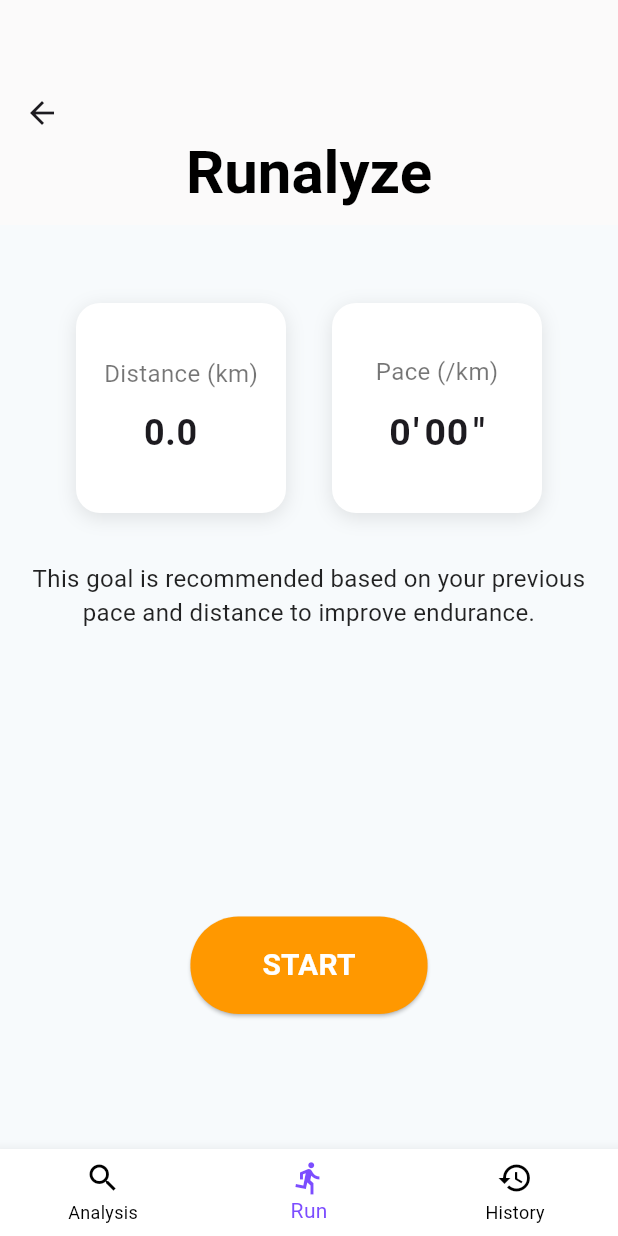
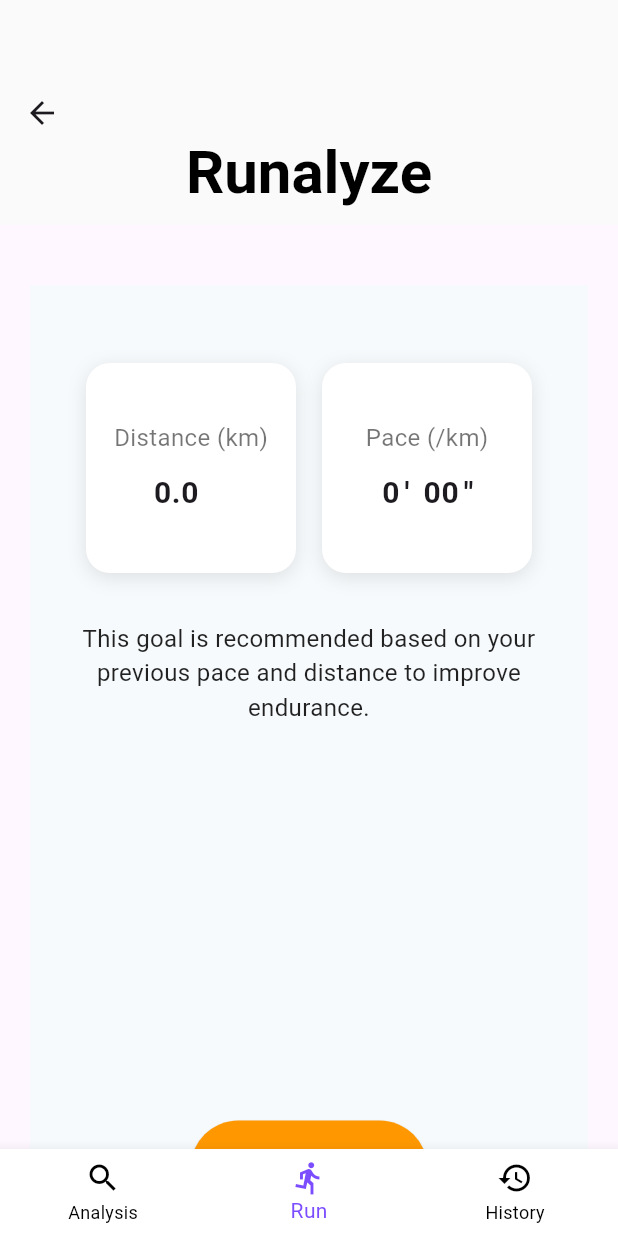
Before and after one commit to JNoctis/Hackathon_Physical_app, a Flutter app: the MainPage screen opened by its route, on a phone screen of 412 x 824 dp. Run offline on Flutter 3.47's test engine with Material 3 defaults, Android fonts, the phone set to English and light mode, and no system bars; our stand-ins replace audioplayers, flutter_dotenv, geolocator, lottie, shared_preferences; accounts and stored records are empty; network calls fail.

Commit message:
fixing keyboard

```diff
--- a/physicalapp/lib/main.dart
+++ b/physicalapp/lib/main.dart
@@ -108,6 +108,7 @@ class _MainPageState extends State<MainPage> {
     }
 
     return Scaffold(
+      resizeToAvoidBottomInset: true,
       appBar: PreferredSize(
       preferredSize: const Size.fromHeight(150),
       child: AppBar(
@@ -129,10 +130,26 @@ class _MainPageState extends State<MainPage> {
 
       ),
     ),
-      body: HomePage(
-        key: ValueKey('$curr_goal_dist-$curr_goal_pace'), // ✅ 確保更新
-        currGoalDist: curr_goal_dist,
-        currGoalPace: curr_goal_pace,
+
+      body: GestureDetector(
+        onTap: () => FocusScope.of(context).unfocus(),
+        child: SingleChildScrollView(
+          padding: const EdgeInsets.symmetric(horizontal: 20, vertical: 40),
+          child: ConstrainedBox(
+            constraints: BoxConstraints(
+              minHeight: MediaQuery.of(context).size.height -
+                  kBottomNavigationBarHeight -
+                  kToolbarHeight,
+            ),
+            child: IntrinsicHeight(
+              child: HomePage(
+                key: ValueKey('$curr_goal_dist-$curr_goal_pace'),
+                currGoalDist: curr_goal_dist,
+                currGoalPace: curr_goal_pace,
+              ),
+            ),
+          ),
+        ),
       ),
       bottomNavigationBar: BottomNavigationBar(
         currentIndex: _selectedIndex,
@@ -318,7 +335,7 @@ class _EditableBox extends StatelessWidget {
                     FilteringTextInputFormatter.allow(RegExp(r'^\d{0,2}(\.\d?)?'))
                   ],
                   // r
-                  style: const TextStyle(fontSize: 24, fontWeight: FontWeight.bold),
+                  style: const TextStyle(fontSize: 20, fontWeight: FontWeight.bold),
                   decoration: const InputDecoration(
                     border: InputBorder.none,
                     isDense: true,
@@ -378,9 +395,9 @@ class _PaceInputBox extends StatelessWidget {
             children: [
 
               _TimeField1(controller: minuteController, maxValue: 9 ),
-              const Text("'", style: TextStyle(fontSize: 24, fontWeight: FontWeight.bold)),
+              const Text("'", style: TextStyle(fontSize: 20, fontWeight: FontWeight.bold)),
               _TimeField2(controller: secondController, maxValue: 59),
-              const Text('"', style: TextStyle(fontSize: 24, fontWeight: FontWeight.bold)),
+              const Text('"', style: TextStyle(fontSize: 20, fontWeight: FontWeight.bold)),
             ],
 
           ),
@@ -419,7 +436,7 @@ class _TimeField1 extends StatelessWidget {
           }
         },
         textAlign: TextAlign.right,
-        style: const TextStyle(fontSize: 25, fontWeight: FontWeight.bold),
+        style: const TextStyle(fontSize: 20, fontWeight: FontWeight.bold),
         decoration: const InputDecoration(
           border: InputBorder.none,
           isDense: true,
@@ -459,7 +476,7 @@ class _TimeField2 extends StatelessWidget {
           }
         },
         textAlign: TextAlign.right,
-        style: const TextStyle(fontSize: 25, fontWeight: FontWeight.bold),
+        style: const TextStyle(fontSize: 20, fontWeight: FontWeight.bold),
         decoration: const InputDecoration(
           border: InputBorder.none,
           isDense: true,
@@ -504,7 +521,7 @@ class _InfoBox extends StatelessWidget {
           Text(
             value,
             style: const TextStyle(
-              fontSize: 24,
+              fontSize: 20,
               fontWeight: FontWeight.bold,
               color: Colors.black87,
             ),
```
